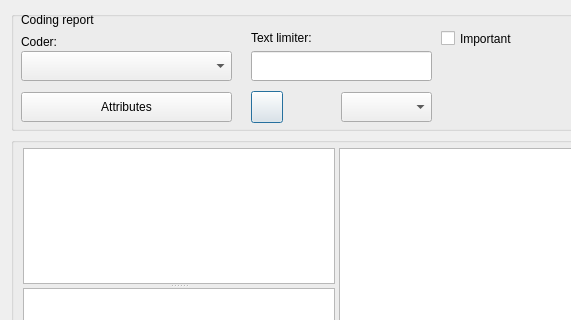
Before: the Qt Designer form GUI_UIs/ui_dialog_report_codings.ui in ccbogel/QualCoder, drawn with Qt 5; both pictures show x 0 to 571 and y 0 to 320 of the 989 by 580 pixel window.
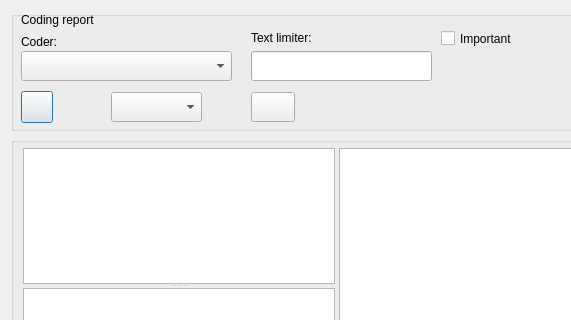
After: the same form once the commit is applied.

Commit message: changed Attributes button

Diff of the .ui file:
```diff
--- a/GUI_UIs/ui_dialog_report_codings.ui
+++ b/GUI_UIs/ui_dialog_report_codings.ui
@@ -69,7 +69,7 @@
      <widget class="QPushButton" name="pushButton_search">
       <property name="geometry">
        <rect>
-        <x>240</x>
+        <x>10</x>
         <y>80</y>
         <width>32</width>
         <height>32</height>
@@ -108,20 +108,23 @@
      <widget class="QPushButton" name="pushButton_attributeselect">
       <property name="geometry">
        <rect>
-        <x>10</x>
+        <x>240</x>
         <y>81</y>
-        <width>211</width>
+        <width>44</width>
         <height>30</height>
        </rect>
       </property>
-      <property name="text">
+      <property name="toolTip">
        <string>Attributes</string>
       </property>
+      <property name="text">
+       <string/>
+      </property>
      </widget>
      <widget class="QLabel" name="label_exports">
       <property name="geometry">
        <rect>
-        <x>300</x>
+        <x>70</x>
         <y>84</y>
         <width>24</width>
         <height>24</height>
@@ -137,7 +140,7 @@
      <widget class="QComboBox" name="comboBox_export">
       <property name="geometry">
        <rect>
-        <x>330</x>
+        <x>100</x>
         <y>81</y>
         <width>91</width>
         <height>30</height>
```
